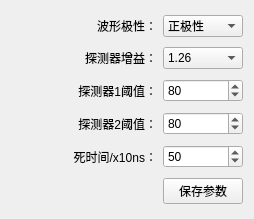
The window that FPGASetting.ui (MrXiaomao/Cu_Activation) describes before a commit, drawn with Qt 5.
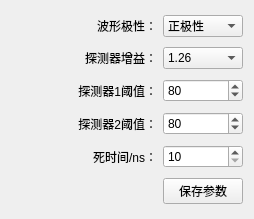
The same window after the commit.

What changed in the file:
```diff
--- a/FPGASetting.ui
+++ b/FPGASetting.ui
@@ -144,7 +144,7 @@
    <item row="4" column="0">
     <widget class="QLabel" name="label_6">
      <property name="text">
-      <string>死时间/x10ns：</string>
+      <string>死时间/ns：</string>
      </property>
      <property name="alignment">
       <set>Qt::AlignRight|Qt::AlignTrailing|Qt::AlignVCenter</set>
@@ -160,7 +160,7 @@
       <number>1000</number>
      </property>
      <property name="value">
-      <number>50</number>
+      <number>10</number>
      </property>
     </widget>
    </item>
```
Left out of the diff: 3 changed lines with no effect on the pictures.
